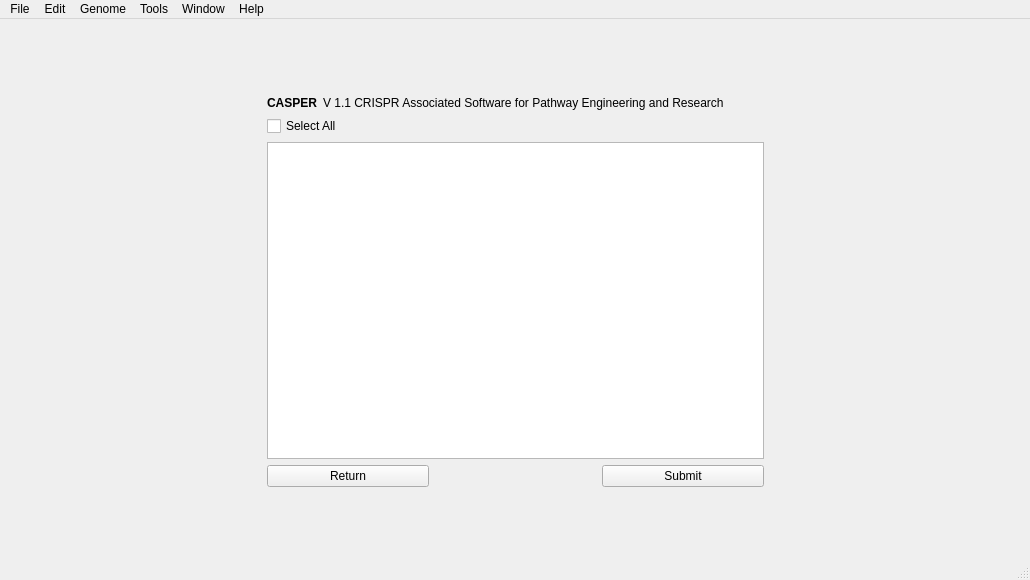
The window that Annotation Details.ui (TrinhLab/CASPERapp) describes before a commit, drawn with Qt 5.
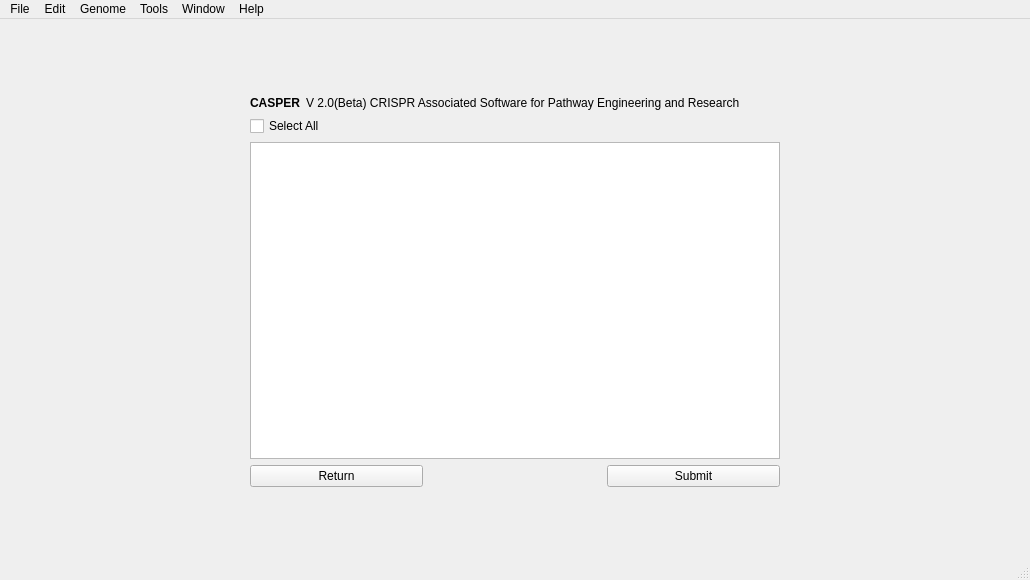
The same window after the commit.

The edit to the form file:
```diff
--- a/Annotation Details.ui
+++ b/Annotation Details.ui
@@ -80,7 +80,7 @@
          <string notr="true">font: 12pt &quot;Sans Serif&quot;;</string>
         </property>
         <property name="text">
-         <string>V 1.1 CRISPR Associated Software for Pathway Engineering and Research</string>
+         <string>V 2.0(Beta) CRISPR Associated Software for Pathway Engineering and Research</string>
         </property>
        </widget>
       </item>
```
Left out of the diff: 2 changed lines with no effect on the pictures.
